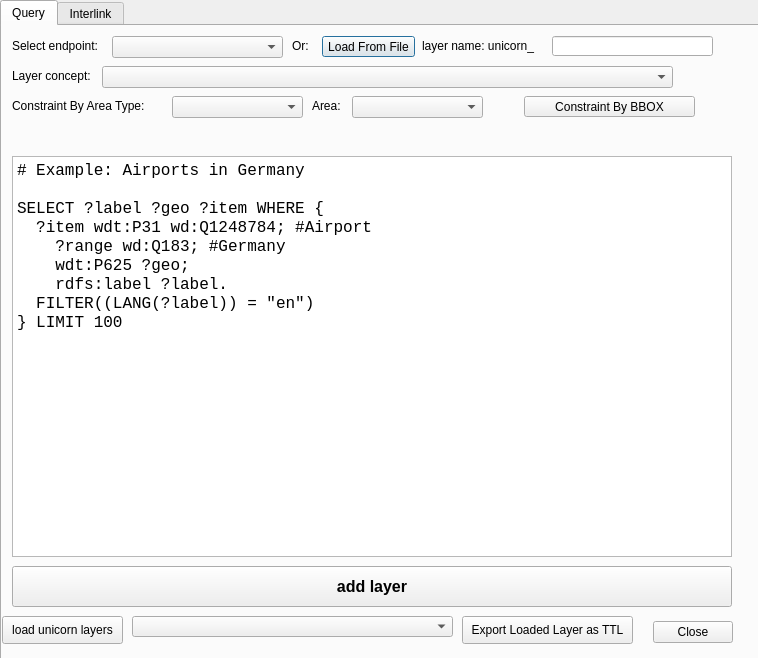
Before: the Qt Designer form sparql_unicorn/sparql_unicorn_dialog_base.ui in sparqlunicorn/sparqlunicornGoesGIS, drawn with Qt 5.
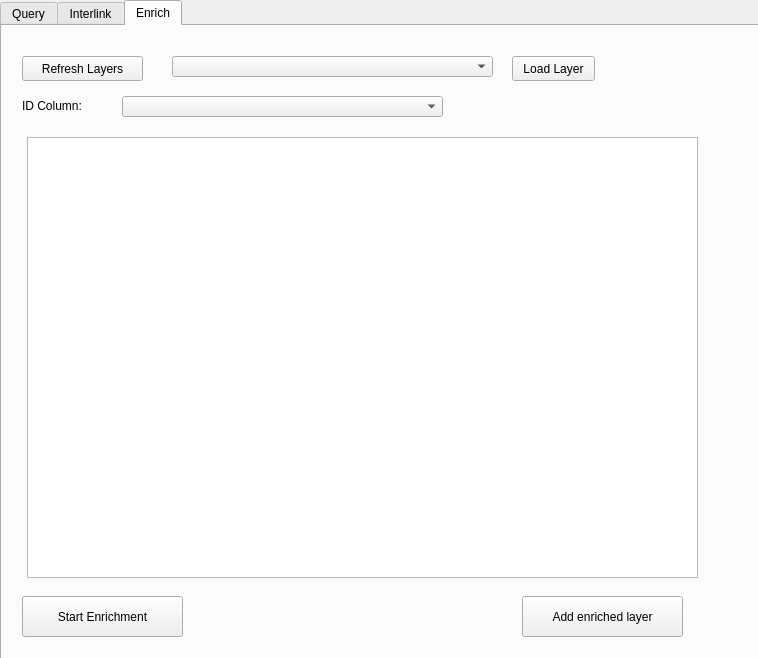
After: the same form once the commit is applied. The open tabs and pages were chosen to show the change.

Commit message: Added enrichment tab

```diff
--- a/sparql_unicorn/sparql_unicorn_dialog_base.ui
+++ b/sparql_unicorn/sparql_unicorn_dialog_base.ui
@@ -485,6 +485,106 @@
      </property>
     </widget>
    </widget>
+   <widget class="QWidget" name="tab_3">
+    <attribute name="title">
+     <string>Enrich</string>
+    </attribute>
+    <widget class="QPushButton" name="loadLayerEnrich">
+     <property name="geometry">
+      <rect>
+       <x>510</x>
+       <y>30</y>
+       <width>83</width>
+       <height>25</height>
+      </rect>
+     </property>
+     <property name="text">
+      <string>Load Layer</string>
+     </property>
+    </widget>
+    <widget class="QPushButton" name="refreshLayersEnrich">
+     <property name="geometry">
+      <rect>
+       <x>20</x>
+       <y>30</y>
+       <width>121</width>
+       <height>25</height>
+      </rect>
+     </property>
+     <property name="text">
+      <string>Refresh Layers</string>
+     </property>
+    </widget>
+    <widget class="QComboBox" name="chooseLayerEnrich">
+     <property name="geometry">
+      <rect>
+       <x>170</x>
+       <y>30</y>
+       <width>321</width>
+       <height>21</height>
+      </rect>
+     </property>
+    </widget>
+    <widget class="QLabel" name="label_10">
+     <property name="geometry">
+      <rect>
+       <x>20</x>
+       <y>70</y>
+       <width>91</width>
+       <height>20</height>
+      </rect>
+     </property>
+     <property name="text">
+      <string>ID Column:</string>
+     </property>
+    </widget>
+    <widget class="QComboBox" name="IDColumnEnrich">
+     <property name="geometry">
+      <rect>
+       <x>120</x>
+       <y>70</y>
+       <width>321</width>
+       <height>21</height>
+      </rect>
+     </property>
+    </widget>
+    <widget class="QPushButton" name="startEnrichment">
+     <property name="geometry">
+      <rect>
+       <x>20</x>
+       <y>570</y>
+       <width>161</width>
+       <height>41</height>
+      </rect>
+     </property>
+     <property name="text">
+      <string>Start Enrichment</string>
+     </property>
+    </widget>
+    <widget class="QPushButton" name="addEnrichedLayer">
+     <property name="geometry">
+      <rect>
+       <x>520</x>
+       <y>570</y>
+       <width>161</width>
+       <height>41</height>
+      </rect>
+     </property>
+     <property name="text">
+      <string>Add enriched layer</string>
+     </property>
+    </widget>
+    <widget class="QTableWidget" name="enrichTable">
+     <property name="geometry">
+      <rect>
+       <x>25</x>
+       <y>111</y>
+       <width>671</width>
+       <height>441</height>
+      </rect>
+     </property>
+    </widget>
+   </widget>
   </widget>
  </widget>
  <resources/>
```
The commit also changes 1 other file.
